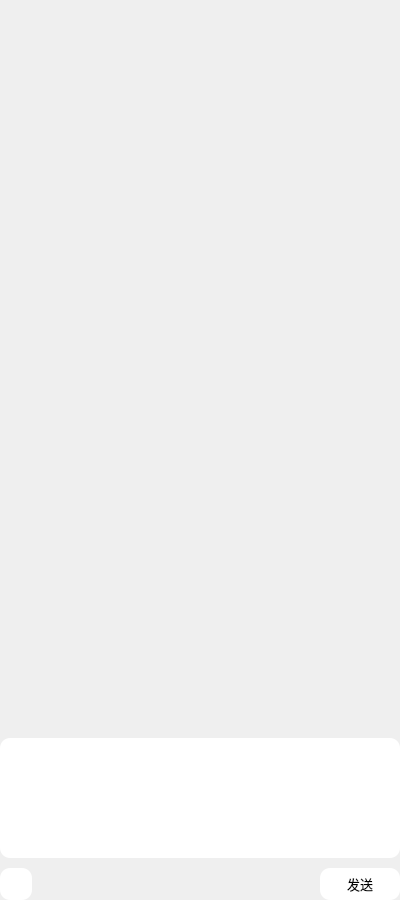
Qt form OneGrab/src/AITalkWidget.ui (whdicu/OneGrab) before a commit.
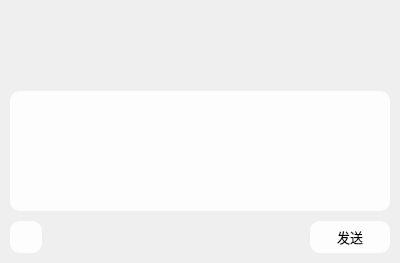
The same form after that commit. Icons and pictures are not drawn.

Commit message: 1.AITalkWidget实现Liquid Glass风格

Patch:
```diff
--- a/OneGrab/src/AITalkWidget.ui
+++ b/OneGrab/src/AITalkWidget.ui
@@ -7,9 +7,21 @@
     <x>0</x>
     <y>0</y>
     <width>400</width>
-    <height>900</height>
+    <height>263</height>
    </rect>
   </property>
+  <property name="sizePolicy">
+   <sizepolicy hsizetype="Preferred" vsizetype="Minimum">
+    <horstretch>0</horstretch>
+    <verstretch>0</verstretch>
+   </sizepolicy>
+  </property>
+  <property name="maximumSize">
+   <size>
+    <width>16777215</width>
+    <height>900</height>
+   </size>
+  </property>
   <property name="windowTitle">
    <string>AITalkWidget</string>
   </property>
@@ -23,7 +35,7 @@
 
 #widget_talks
 {
-	background-color: rgba(0, 0, 0, 0.001);
+	background-color: rgba(0, 0, 0, 0);
 	border: none;
 }
 
@@ -32,7 +44,7 @@
 	border: none;
 	border-radius: 10px;
 	padding: 5px;
-	background-color: white;
+	background-color: rgba(255, 255, 255, 0.9);
 }
 
 QPushButton
@@ -40,7 +52,7 @@
 	border: none;
 	border-radius: 10px;
 	padding: 5px;
-	background-color: white;
+	background-color: rgba(255, 255, 255, 0.9);
 }</string>
   </property>
   <layout class="QVBoxLayout" name="verticalLayout_2">
@@ -48,37 +60,49 @@
     <number>10</number>
    </property>
    <property name="leftMargin">
-    <number>0</number>
+    <number>10</number>
    </property>
    <property name="topMargin">
-    <number>0</number>
+    <number>10</number>
    </property>
    <property name="rightMargin">
-    <number>0</number>
+    <number>10</number>
    </property>
    <property name="bottomMargin">
-    <number>0</number>
+    <number>10</number>
    </property>
    <item>
     <widget class="QScrollArea" name="scrollArea">
+     <property name="sizePolicy">
+      <sizepolicy hsizetype="Preferred" vsizetype="Expanding">
+       <horstretch>0</horstretch>
+       <verstretch>0</verstretch>
+      </sizepolicy>
+     </property>
+     <property name="minimumSize">
+      <size>
+       <width>0</width>
+       <height>1</height>
+      </size>
+     </property>
      <property name="verticalScrollBarPolicy">
       <enum>Qt::ScrollBarAlwaysOff</enum>
      </property>
      <property name="widgetResizable">
       <bool>true</bool>
      </property>
-     <widget class="QWidget" name="widget1">
+     <widget class="QWidget" name="widget_talks">
       <property name="geometry">
        <rect>
         <x>0</x>
         <y>0</y>
-        <width>400</width>
-        <height>726</height>
+        <width>380</width>
+        <height>69</height>
        </rect>
       </property>
       <layout class="QVBoxLayout" name="verticalLayout">
        <property name="spacing">
-        <number>0</number>
+        <number>10</number>
        </property>
        <property name="leftMargin">
         <number>0</number>
@@ -92,46 +116,6 @@
        <property name="bottomMargin">
         <number>0</number>
        </property>
-       <item>
-        <spacer name="verticalSpacer">
-         <property name="orientation">
-          <enum>Qt::Vertical</enum>
-         </property>
-         <property name="sizeHint" stdset="0">
-          <size>
-           <width>20</width>
-           <height>40</height>
-          </size>
-         </property>
-        </spacer>
-       </item>
-       <item>
-        <widget class="QWidget" name="widget_talks" native="true">
-         <property name="minimumSize">
-          <size>
-           <width>0</width>
-           <height>0</height>
-          </size>
-         </property>
-         <layout class="QVBoxLayout" name="verticalLayout_3">
-          <property name="spacing">
-           <number>10</number>
-          </property>
-          <property name="leftMargin">
-           <number>0</number>
-          </property>
-          <property name="topMargin">
-           <number>0</number>
-          </property>
-          <property name="rightMargin">
-           <number>0</number>
-          </property>
-          <property name="bottomMargin">
-           <number>0</number>
-          </property>
-         </layout>
-        </widget>
-       </item>
       </layout>
      </widget>
     </widget>
```
Left out of the diff: 12 changed lines with no effect on the pictures. The commit also changes 10 other files.
